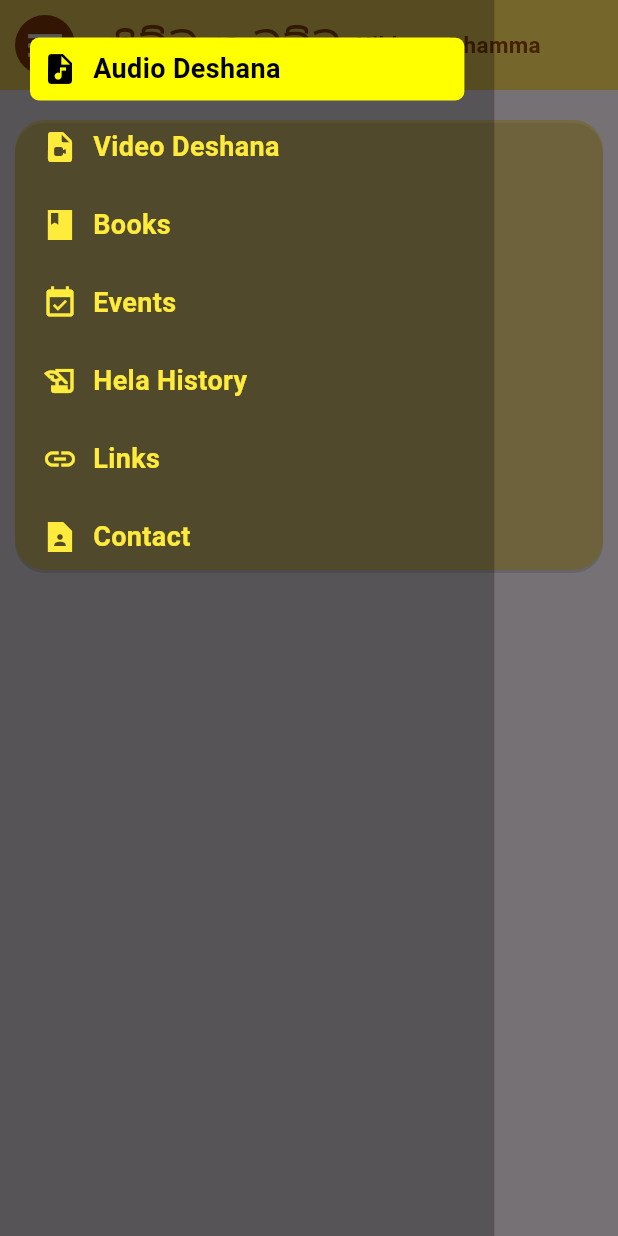
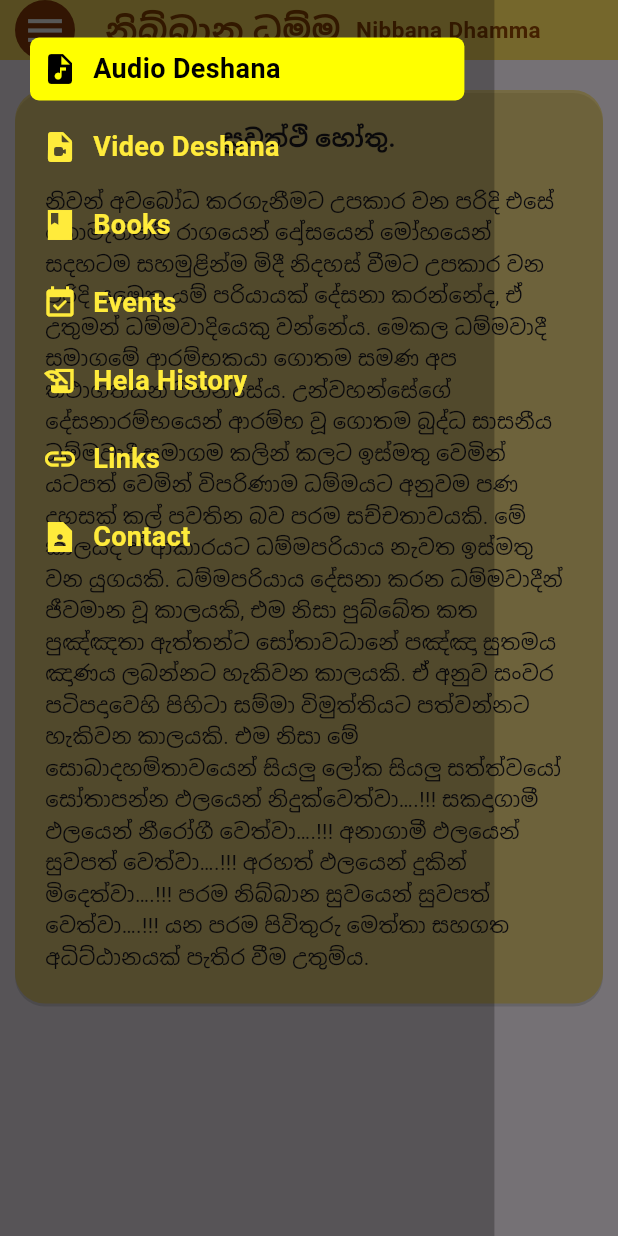
Before and after one commit to koszeknight/nibbanathamma-app, a Flutter app: the screen it shows after launch, with the side drawer open, on a phone screen of 412 x 824 dp. Run offline on Flutter 3.47's test engine with Material 3 defaults, Android fonts, the phone set to English and light mode, and no system bars.

Commit message:
update on 5_4_2025

```diff
--- a/lib/pages/home_page.dart
+++ b/lib/pages/home_page.dart
@@ -29,7 +29,11 @@ class HomePage extends StatelessWidget {
                   padding: const EdgeInsets.symmetric(horizontal: 10),
                   child: Column(
                     children: [
-                      DetailsCard(),
+                      DetailsCard(
+                        title: "සුවත්ථි හෝතු.",
+                        decription:
+                            "නිවන් අවබෝධ කරගැනීමට උපකාර වන පරිදි එසේ නොමැතිනම් රාගයෙන් දෝසයෙන් මෝහයෙන් සදහටම සහමුළින්ම මිදී නිදහස් වීමට උපකාර වන පරිදි යමෙකු යම් පරියායක් දේසනා කරන්නේද, ඒ උතුමන් ධම්මවාදියෙකු වන්නේය. මෙකල ධම්මවාදී සමාගමේ ආරම්භකයා ගොතම සමණ අප තථාගතයන් වහන්සේය. උන්වහන්සේගේ දේසනාරම්භයෙන් ආරම්භ වූ ගොතම බුද්ධ සාසනීය ධම්මවාදී සමාගම කලින් කලට ඉස්මතු වෙමින් යටපත් වෙමින් විපරිණාම ධම්මයට අනුවම පණ දහසක් කල් පවතින බව පරම සච්චතාවයකි. මේ කාලයද ඒ ආකාරයට ධම්මපරියාය නැවත ඉස්මතු වන යුගයකි. ධම්මපරියාය දේසනා කරන ධම්මවාදීන් ජීවමාන වූ කාලයකි, එම නිසා පුබ්බේත කත පුඤ්ඤතා ඇත්තන්ට සෝතාවධානේ පඤ්ඤා සුතමය ඤාණය ලබන්නට හැකිවන කාලයකි. ඒ අනුව සංවර පටිපදාවෙහි පිහිටා සම්මා විමුත්තියට පත්වන්නට හැකිවන කාලයකි. එම නිසා මේ සොබාදහම්තාවයෙන් සියලු ලෝක සියලු සත්ත්වයෝ සෝතාපන්න ඵලයෙන් නිදුක්වෙත්වා….!!! සකදාගාමී ඵලයෙන් නීරෝගී වෙත්වා….!!! අනාගාමී ඵලයෙන් සුවපත් වෙත්වා….!!! අරහත් ඵලයෙන් දුකින් මිදෙත්වා….!!! පරම නිබ්බාන සුවයෙන් සුවපත් වෙත්වා….!!! යන පරම පිවිතුරු මෙත්තා සහගත අධිට්ඨානයක් පැතිර වීම උතුම්ය.",
+                      ),
                     ],
                   ),
                 ),
--- a/lib/widgets/details_card.dart
+++ b/lib/widgets/details_card.dart
@@ -2,13 +2,15 @@ import 'package:flutter/material.dart';
 import 'package:nibbana_dhamma/utills/colors.dart';
 
 class DetailsCard extends StatelessWidget {
-  const DetailsCard({super.key});
+  final String title;
+  final String decription;
+
+  const DetailsCard({super.key, required this.title, required this.decription});
 
   @override
   Widget build(BuildContext context) {
     return Container(
         width: double.infinity,
-      height: 300,
         decoration: BoxDecoration(
             color: detailCardBgColor,
             borderRadius: BorderRadius.circular(20),
@@ -17,6 +19,23 @@ class DetailsCard extends StatelessWidget {
                   //blurRadius: 0,
                   )
             ]),
-    );
+        child: Padding(
+          padding: const EdgeInsets.all(20),
+          child: Column(
+            crossAxisAlignment: CrossAxisAlignment.start,
+            children: [
+              Center(
+                child: Text(
+                  title,
+                  style: TextStyle(fontSize: 16, fontWeight: FontWeight.bold),
+                ),
+              ),
+              SizedBox(
+                height: 20,
+              ),
+              Text(decription),
+            ],
+          ),
+        ));
   }
 }
--- a/lib/widgets/top_title_bar.dart
+++ b/lib/widgets/top_title_bar.dart
@@ -7,7 +7,6 @@ class TopTitleBar extends StatelessWidget {
   @override
   Widget build(BuildContext context) {
     return Container(
-      height: 60,
       decoration: BoxDecoration(
           color: Color.fromARGB(
               236, 255, 223, 83)), // Background color of the top bar
```
Lines whose indentation alone changed are shown as unchanged.
